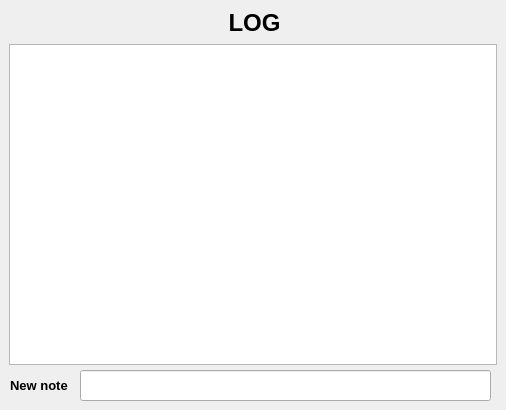
Above: heimdall_VS/heimdall_VS/LogWindow.ui from tbmt41projekt/heimdall before the change. Below: the same form after it.
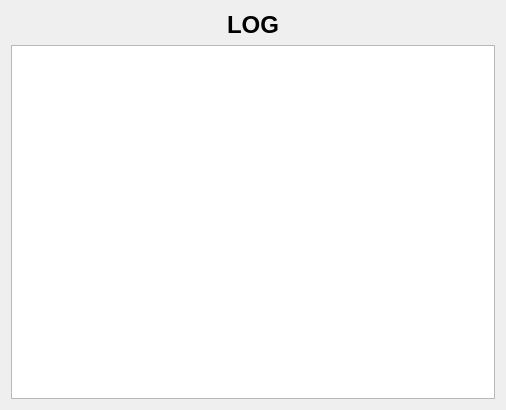
That is the form after the change.

```diff
--- a/heimdall_VS/heimdall_VS/LogWindow.ui
+++ b/heimdall_VS/heimdall_VS/LogWindow.ui
@@ -13,52 +13,18 @@
   <property name="windowTitle">
    <string>LogWindow</string>
   </property>
-  <widget class="QLabel" name="labelLog">
-   <property name="geometry">
-    <rect>
-     <x>9</x>
-     <y>9</y>
-     <width>491</width>
-     <height>29</height>
-    </rect>
-   </property>
-   <property name="text">
-    <string>&lt;html&gt;&lt;head/&gt;&lt;body&gt;&lt;p align=&quot;center&quot;&gt;&lt;span style=&quot; font-size:18pt; font-weight:600;&quot;&gt;LOG&lt;/span&gt;&lt;/p&gt;&lt;/body&gt;&lt;/html&gt;</string>
-   </property>
-  </widget>
-  <widget class="QTextEdit" name="logText">
-   <property name="geometry">
-    <rect>
-     <x>9</x>
-     <y>44</y>
-     <width>488</width>
-     <height>321</height>
-    </rect>
-   </property>
-  </widget>
-  <widget class="QLabel" name="labelNote">
-   <property name="geometry">
-    <rect>
-     <x>10</x>
-     <y>370</y>
-     <width>71</width>
-     <height>31</height>
-    </rect>
-   </property>
-   <property name="text">
-    <string>&lt;html&gt;&lt;head/&gt;&lt;body&gt;&lt;p&gt;&lt;span style=&quot; font-size:10pt; font-weight:600;&quot;&gt;New note&lt;/span&gt;&lt;/p&gt;&lt;/body&gt;&lt;/html&gt;</string>
-   </property>
-  </widget>
-  <widget class="QLineEdit" name="lineNewNote">
-   <property name="geometry">
-    <rect>
-     <x>80</x>
-     <y>370</y>
-     <width>411</width>
-     <height>31</height>
-    </rect>
-   </property>
-  </widget>
+  <layout class="QVBoxLayout" name="verticalLayout">
+   <item>
+    <widget class="QLabel" name="labelLog">
+     <property name="text">
+      <string>&lt;html&gt;&lt;head/&gt;&lt;body&gt;&lt;p align=&quot;center&quot;&gt;&lt;span style=&quot; font-size:18pt; font-weight:600;&quot;&gt;LOG&lt;/span&gt;&lt;/p&gt;&lt;/body&gt;&lt;/html&gt;</string>
+     </property>
+    </widget>
+   </item>
+   <item>
+    <widget class="QTextEdit" name="logText"/>
+   </item>
+  </layout>
  </widget>
  <layoutdefault spacing="6" margin="11"/>
  <resources/>
```
